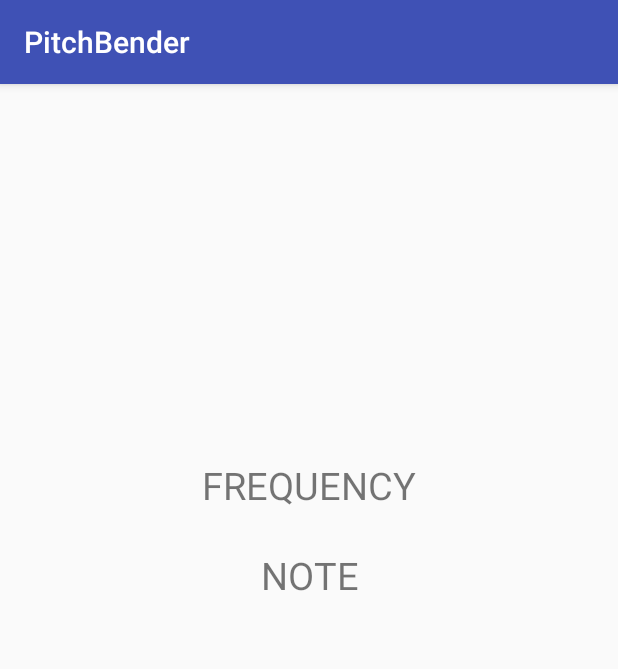
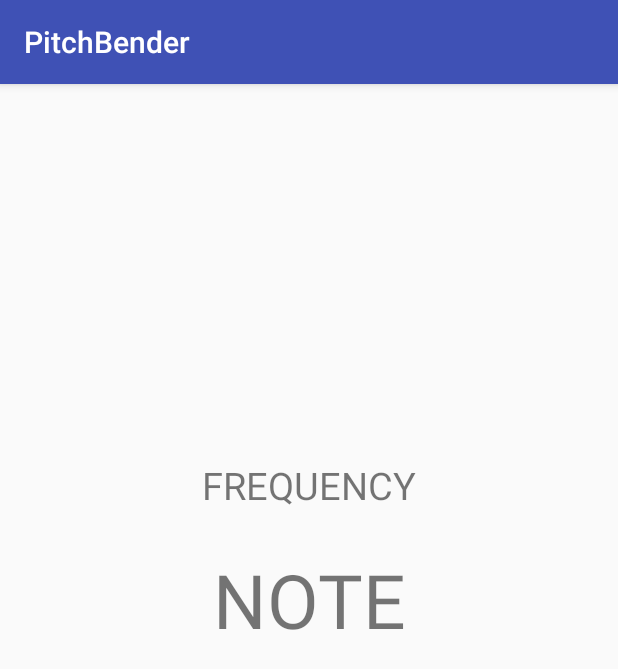
Before and after one commit to jinnandtonic/PitchBender, an Android app: the screen it shows after launch (PitchDetectionActivity), on a phone screen of 412 x 824 dp. Shown: the top 669 px of the screen. Run offline under Robolectric (Android 15) with nearby library versions, the phone set to English and light mode, and no system bars; 2 statements that could not run were skipped.

Commit message:
changed layout

```diff
--- a/app/src/main/res/layout/activity_pitch_detection.xml
+++ b/app/src/main/res/layout/activity_pitch_detection.xml
@@ -23,7 +23,7 @@
         android:layout_width="match_parent"
         android:layout_height="wrap_content"
         android:textAlignment="center"
-        android:textSize="25sp"
+        android:textSize="50sp"
         android:layout_marginTop="25dp"
         android:text="NOTE"/>
 </LinearLayout>
```
